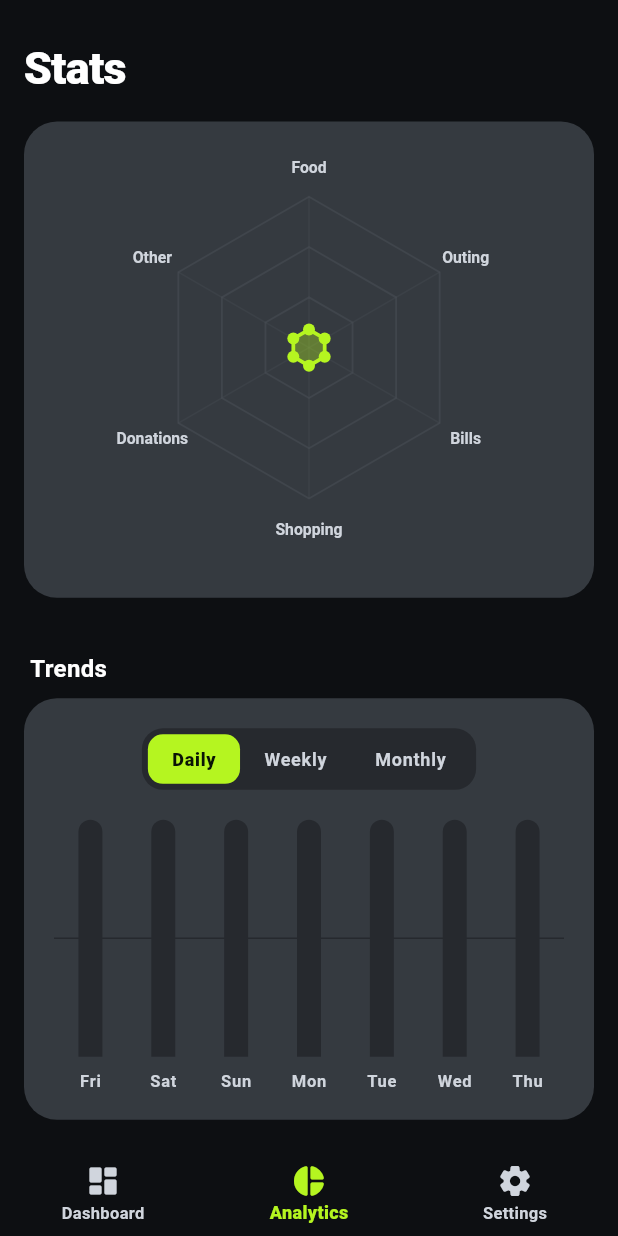
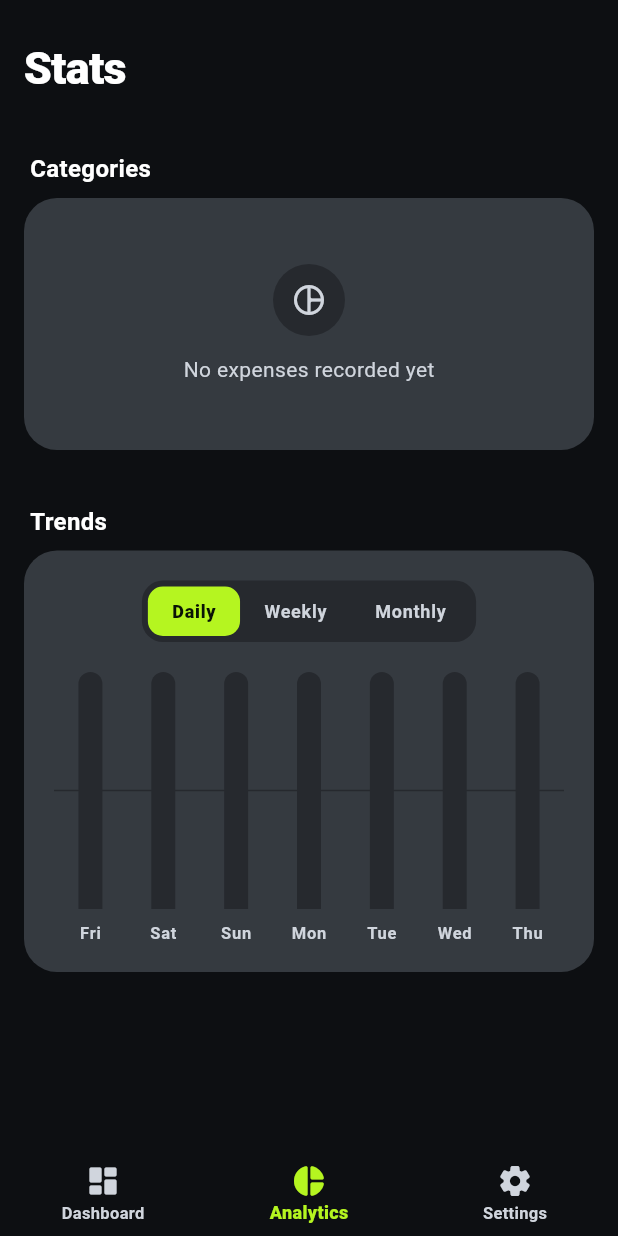
Before and after one commit to Knecrow/Estash, a Flutter app: the screen it shows after launch, item 2 of the bottom bar chosen, on a phone screen of 412 x 824 dp. Run offline on Flutter 3.47's test engine with Material 3 defaults, Android fonts, the phone set to English and light mode, and no system bars; drawn by our look-alikes of fl_chart; our stand-ins replace flutter_local_notifications, hive, hive_flutter, shared_preferences, timezone; missing offline and left inert: home_widget; accounts and stored records are empty.

Commit message:
Replace radar chart with clean minimal CategoryBreakdownCard with progress meters

```diff
--- a/lib/features/analytics/analytics_screen.dart
+++ b/lib/features/analytics/analytics_screen.dart
@@ -8,8 +8,7 @@ import '../../providers/finance_provider.dart';
 import '../../providers/settings_provider.dart';
 import '../../shared/widgets/one_ui_card_container.dart';
 import '../../shared/widgets/section_label.dart';
-import 'widgets/chart_legend_row.dart';
-import 'widgets/spending_radar_chart.dart';
+import 'widgets/category_breakdown_card.dart';
 import 'widgets/time_series_bar_chart.dart';
 
 class AnalyticsScreen extends StatelessWidget {
@@ -40,15 +39,13 @@ class AnalyticsScreen extends StatelessWidget {
             ),
             const SizedBox(height: 14),
 
-            // Radar Chart Section
+            // Category Breakdown Section
+            const SectionLabel(label: 'Categories'),
             OneUICardContainer(
               padding: const EdgeInsets.all(20.0),
-              child: Column(
-                children: [
-                  SpendingRadarChart(categoryTotals: totals),
-                  const SizedBox(height: 16),
-                  ChartLegendRow(categoryMap: totals),
-                ],
+              child: CategoryBreakdownCard(
+                categoryTotals: totals,
+                currencySymbol: settings.currencySymbol,
               ),
             ),
             const SizedBox(height: 16),
--- /dev/null
+++ b/lib/features/analytics/widgets/category_breakdown_card.dart
@@ -0,0 +1,132 @@
+import 'package:flutter/material.dart';
+import '../../../../core/constants/app_colors.dart';
+import '../../../../core/constants/app_text_styles.dart';
+import '../../../../core/utils/currency_formatter.dart';
+import '../../../../data/models/category.dart';
+import '../../../../shared/widgets/neon_progress_bar.dart';
+
+class CategoryBreakdownCard extends StatelessWidget {
+  final Map<TransactionCategory, double> categoryTotals;
+  final String currencySymbol;
+
+  const CategoryBreakdownCard({
+    super.key,
+    required this.categoryTotals,
+    required this.currencySymbol,
+  });
+
+  @override
+  Widget build(BuildContext context) {
+    final totalSpend = categoryTotals.values.fold(0.0, (sum, val) => sum + val);
+    final sortedEntries = categoryTotals.entries.toList()
+      ..sort((a, b) => b.value.compareTo(a.value));
+
+    if (totalSpend == 0) {
+      return Padding(
+        padding: const EdgeInsets.symmetric(vertical: 24.0),
+        child: Column(
+          children: [
+            Container(
+              width: 48,
+              height: 48,
+              decoration: const BoxDecoration(
+                color: AppColors.cardSurfaceElevated,
+                shape: BoxShape.circle,
+              ),
+              child: const Icon(
+                Icons.pie_chart_outline_rounded,
+                color: AppColors.textSecondary,
+                size: 24,
+              ),
+            ),
+            const SizedBox(height: 12),
+            Text(
+              'No expenses recorded yet',
+              style: AppTextStyles.bodyMedium.copyWith(
+                color: AppColors.textSecondary,
+              ),
+            ),
+          ],
+        ),
+      );
+    }
+
+    return Column(
+      children: sortedEntries.map((entry) {
+        final category = entry.key;
+        final amount = entry.value;
+        final pct = totalSpend > 0 ? (amount / totalSpend) : 0.0;
+        final pctString = (pct * 100).toStringAsFixed(0);
+
+        if (amount == 0) return const SizedBox.shrink();
+
+        return Padding(
+          padding: const EdgeInsets.only(bottom: 14.0),
+          child: Column(
+            crossAxisAlignment: CrossAxisAlignment.start,
+            children: [
+              Row(
+                children: [
+                  Container(
+                    width: 34,
+                    height: 34,
+                    decoration: BoxDecoration(
+                      color: AppColors.cardSurfaceElevated,
+                      borderRadius: BorderRadius.circular(10),
+                    ),
+                    child: Icon(
+                      category.iconData,
+                      size: 18,
+                      color: AppColors.safeAccent,
+                    ),
+                  ),
+                  const SizedBox(width: 12),
+                  Expanded(
+                    child: Text(
+                      category.label,
+                      style: AppTextStyles.bodyLarge.copyWith(
+                        color: AppColors.textPrimary,
+                        fontWeight: FontWeight.bold,
+                        fontSize: 14,
+                      ),
+                    ),
+                  ),
+                  Text(
+                    CurrencyFormatter.format(amount, symbol: currencySymbol),
+                    style: AppTextStyles.bodyLarge.copyWith(
+                      color: AppColors.textPrimary,
+                      fontWeight: FontWeight.w900,
+                      fontSize: 14,
+                    ),
+                  ),
+                  const SizedBox(width: 8),
+                  Container(
+                    padding: const EdgeInsets.symmetric(horizontal: 8, vertical: 2),
+                    decoration: BoxDecoration(
+                      color: AppColors.cardSurfaceElevated,
+                      borderRadius: BorderRadius.circular(8),
+                    ),
+                    child: Text(
+                      '$pctString%',
+                      style: AppTextStyles.labelSmall.copyWith(
+                        color: AppColors.safeAccent,
+                        fontWeight: FontWeight.bold,
+                        fontSize: 11,
+                      ),
+                    ),
+                  ),
+                ],
+              ),
+              const SizedBox(height: 8),
+              NeonProgressBar(
+                progress: pct,
+                color: AppColors.safeAccent,
+                height: 6,
+              ),
+            ],
+          ),
+        );
+      }).toList(),
+    );
+  }
+}
```
